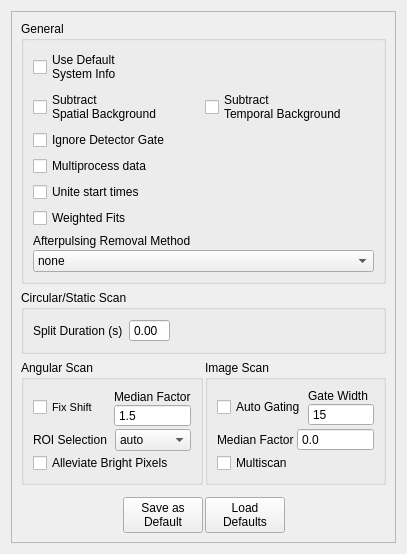
Old version of the form gui/optionswindow.ui in the repository Th3Tr00p3r/gSTED-sFCS.
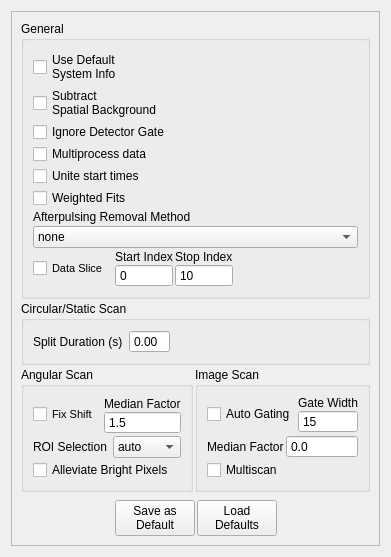
New version of the form.

What changed in the file:
```diff
--- a/gui/optionswindow.ui
+++ b/gui/optionswindow.ui
@@ -6,8 +6,8 @@
    <rect>
     <x>0</x>
     <y>0</y>
-    <width>407</width>
-    <height>541</height>
+    <width>362</width>
+    <height>528</height>
    </rect>
   </property>
   <property name="windowTitle">
@@ -26,12 +26,18 @@
       <enum>QFrame::Raised</enum>
      </property>
      <layout class="QVBoxLayout" name="verticalLayout_7">
+      <property name="spacing">
+       <number>2</number>
+      </property>
       <item>
        <widget class="QGroupBox" name="groupBox_2">
         <property name="title">
          <string>General</string>
         </property>
         <layout class="QVBoxLayout" name="verticalLayout_3">
+         <property name="spacing">
+          <number>2</number>
+         </property>
          <item>
           <widget class="QCheckBox" name="useDefaultSysInfo">
            <property name="toolTip">
@@ -59,17 +65,6 @@
              </property>
             </widget>
            </item>
-           <item>
-            <widget class="QCheckBox" name="subtractTemporalBgCorr">
-             <property name="toolTip">
-              <string>Subtract spatial correlations from the section/file scan.</string>
-             </property>
-             <property name="text">
-              <string>Subtract
-Temporal Background </string>
-             </property>
-            </widget>
-           </item>
           </layout>
          </item>
          <item>
@@ -145,6 +140,111 @@
            </item>
           </layout>
          </item>
+         <item>
+          <layout class="QHBoxLayout" name="horizontalLayout_9">
+           <property name="spacing">
+            <number>6</number>
+           </property>
+           <item>
+            <widget class="QCheckBox" name="dataSlice">
+             <property name="font">
+              <font>
+               <pointsize>8</pointsize>
+              </font>
+             </property>
+             <property name="toolTip">
+              <string>Define a slice of data to use for each file</string>
+             </property>
+             <property name="text">
+              <string>Data Slice</string>
+             </property>
+             <property name="tristate">
+              <bool>false</bool>
+             </property>
+            </widget>
+           </item>
+           <item>
+            <layout class="QHBoxLayout" name="horizontalLayout_10">
+             <property name="spacing">
+              <number>2</number>
+             </property>
+             <item>
+              <layout class="QVBoxLayout" name="verticalLayout_9">
+               <property name="spacing">
+                <number>0</number>
+               </property>
+               <item>
+                <widget class="QLabel" name="label_7">
+                 <property name="text">
+                  <string>Start Index</string>
+                 </property>
+                </widget>
+               </item>
+               <item>
+                <widget class="QSpinBox" name="startIndex">
+                 <property name="toolTip">
+                  <string>Minimum byte-data index to use (per file)</string>
+                 </property>
+                 <property name="buttonSymbols">
+                  <enum>QAbstractSpinBox::NoButtons</enum>
+                 </property>
+                 <property name="maximum">
+                  <number>999999999</number>
+                 </property>
+                </widget>
+               </item>
+              </layout>
+             </item>
+             <item>
+              <layout class="QVBoxLayout" name="verticalLayout_10">
+               <property name="spacing">
+                <number>0</number>
+               </property>
+               <item>
+                <widget class="QLabel" name="label_8">
+                 <property name="text">
+                  <string>Stop Index</string>
+                 </property>
+                </widget>
+               </item>
+               <item>
+                <widget class="QSpinBox" name="stopIndex">
+                 <property name="toolTip">
+                  <string>Maximum byte-data index to use (per file)</string>
+                 </property>
+                 <property name="buttonSymbols">
+                  <enum>QAbstractSpinBox::NoButtons</enum>
+                 </property>
+                 <property name="minimum">
+                  <number>0</number>
+                 </property>
+                 <property name="maximum">
+                  <number>999999999</number>
+                 </property>
+                 <property name="value">
+                  <number>10</number>
+                 </property>
+                </widget>
+               </item>
+              </layout>
+             </item>
+            </layout>
+           </item>
+           <item>
+            <spacer name="horizontalSpacer_4">
+             <property name="orientation">
+              <enum>Qt::Horizontal</enum>
+             </property>
+             <property name="sizeHint" stdset="0">
+              <size>
+               <width>40</width>
+               <height>20</height>
+              </size>
+             </property>
+            </spacer>
+           </item>
+          </layout>
+         </item>
         </layout>
        </widget>
       </item>
```
